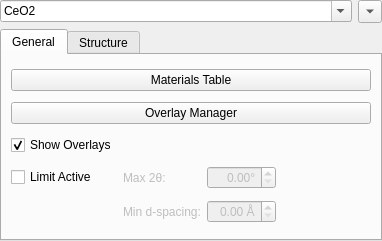
HEXRD/hexrdgui, file hexrd/ui/resources/ui/materials_panel.ui: the form before one commit.
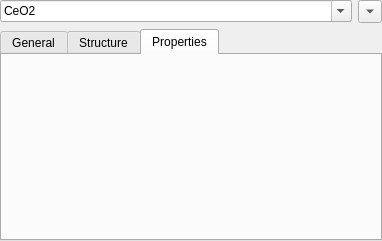
The form after the commit. The open tabs and pages were chosen to show the change.

Commit message:
Add material properties tab and stiffness editor
This adds a stiffness tensor editor to the new material properties
tab. The user is able to edit the stiffness tensor here, which will
be used in the fit grains results viewer.

```diff
--- a/hexrd/ui/resources/ui/materials_panel.ui
+++ b/hexrd/ui/resources/ui/materials_panel.ui
@@ -180,6 +180,16 @@
          </item>
         </layout>
        </widget>
+       <widget class="QWidget" name="properties_tab">
+        <attribute name="title">
+         <string>Properties</string>
+        </attribute>
+        <layout class="QGridLayout" name="gridLayout_5">
+         <item row="0" column="0">
+          <layout class="QVBoxLayout" name="material_properties_editor_layout"/>
+         </item>
+        </layout>
+       </widget>
       </widget>
      </item>
      <item row="1" column="1">
```
The commit also changes 4 other files.
